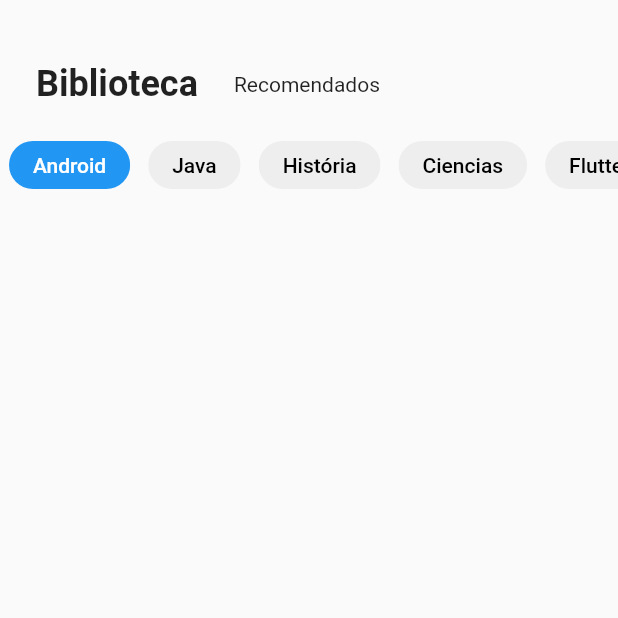
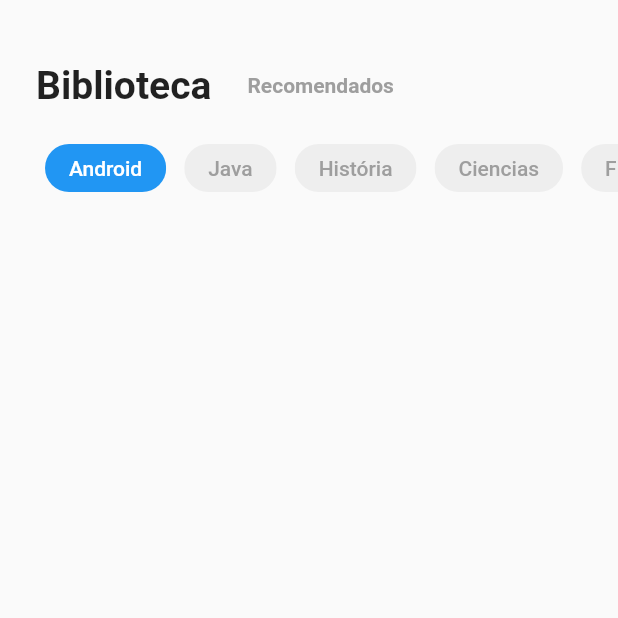
Before and after one commit to Marlon-Paulo-da-Silva/Biblioteca-App, a Flutter app: the screen it shows after launch, on a phone screen of 412 x 824 dp, the top half of it. Run offline on Flutter 3.47's test engine with Material 2 defaults, Android fonts, the phone set to English and light mode, and no system bars.

Commit message:
ultimas estilizações da barra de recomendados

```diff
--- a/lib/home/home_page.dart
+++ b/lib/home/home_page.dart
@@ -30,25 +30,31 @@ class _HomePageState extends State<HomePage> {
       body: Container(
         width: MediaQuery.of(context).size.width,
         height: MediaQuery.of(context).size.height,
-        padding: EdgeInsets.only(top: 42),
+        padding: EdgeInsets.only(top: 42, left: 24),
         child: Column(
           children: <Widget>[
             Row(
               children: <Widget>[
                 Padding(
                   padding: const EdgeInsets.only(
-                    left: 24,
                     right: 24,
                   ),
                   child: Text(
                     "Biblioteca",
                     style: TextStyle(
-                      fontSize: 24,
+                      fontSize: 26,
                       fontWeight: FontWeight.bold,
                     ),
                   ),
                 ),
-                Text("Recomendados"),
+                Text(
+                  "Recomendados",
+                  style: TextStyle(
+                    color: Colors.grey[500],
+                    fontWeight: FontWeight.bold,
+                    fontSize: 14,
+                  ),
+                ),
               ],
             ),
             Container(
@@ -75,7 +81,7 @@ class _HomePageState extends State<HomePage> {
                           style: TextStyle(
                             color: index == _selectedIndex
                                 ? Colors.white
-                                : Colors.black,
+                                : Colors.grey[500],
                           ),
                         ),
                       ),
```
